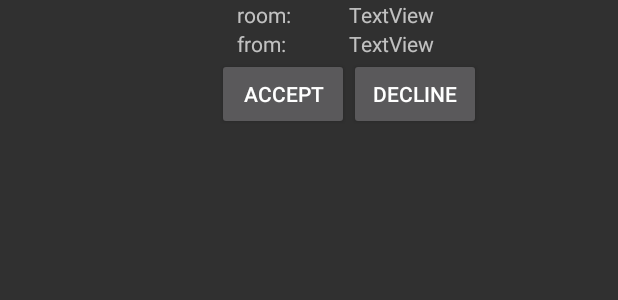
After one commit to kadaw/LocisAndroid, an Android app: the layout item_invite.xml on its own in the app's theme, with its tools: preview values and no code run, on a phone screen of 412 x 824 dp. The commit adds this screen. Shown: the top 300 px of the screen. Run offline under Robolectric (Android 15) with nearby library versions, the phone set to English and light mode, and no system bars.

Commit message:
Create room working, invite and accept invites, download rooms from server

```diff
--- a/app/src/main/java/com/example/user/locistest/Adapters/FriendsAdapter.java
+++ b/app/src/main/java/com/example/user/locistest/Adapters/FriendsAdapter.java
@@ -41,6 +41,7 @@ public class FriendsAdapter extends ArrayAdapter {
             LayoutInflater inflater = friendsActivity.getLayoutInflater();
             convertView = inflater.inflate(R.layout.item_friend, null);
             viewHolder = new ViewHolder();
+
             viewHolder.nameTextView = (TextView) convertView.findViewById(R.id.tv_friend_name);
             FriendInList selectedFriend = friendInLists.get(position);
             viewHolder.nameTextView.setText(selectedFriend.name);
--- a/app/src/main/java/com/example/user/locistest/Api/AuthorizationTask.java
+++ b/app/src/main/java/com/example/user/locistest/Api/AuthorizationTask.java
@@ -68,6 +68,7 @@ public class AuthorizationTask extends AsyncTask {
             InputStream is = connection.getInputStream();
             InputStreamReader isr = new InputStreamReader(is);
             token = convertStreamToString(is);
+            Log.d("kek", "Token: "+token);
             is.close();
             isr.close();
         }catch (Exception e) {
--- a/app/src/main/java/com/example/user/locistest/Api/CreateRoomTask.java
+++ b/app/src/main/java/com/example/user/locistest/Api/CreateRoomTask.java
@@ -1,7 +1,6 @@
 package com.example.user.locistest.Api;
 
 import android.os.AsyncTask;
-import android.util.Log;
 
 import com.example.user.locistest.UserPage;
 
--- a/app/src/main/java/com/example/user/locistest/LoginActivity.java
+++ b/app/src/main/java/com/example/user/locistest/LoginActivity.java
@@ -9,6 +9,7 @@ import android.widget.EditText;
 import android.widget.TextView;
 
 import com.example.user.locistest.Api.AuthorizationTask;
+import com.example.user.locistest.Api.RoomsViewTask;
 import com.example.user.locistest.Fragments.UserPageTest;
 
 public class LoginActivity extends AppCompatActivity {
@@ -44,6 +45,8 @@ public class LoginActivity extends AppCompatActivity {
                 int length = token.length() - 1;
                 response = token.substring(1, length);
                 Intent intent = new Intent(LoginActivity.this, UserPage.class);
+
+
                 intent.putExtra("token", response);
 
                 startActivity(intent);
--- a/app/src/main/java/com/example/user/locistest/RoomInList.java
+++ b/app/src/main/java/com/example/user/locistest/RoomInList.java
@@ -6,11 +6,9 @@ package com.example.user.locistest;
 
 public class RoomInList {
     public String name;
-    public int usersCount;
 
-    public RoomInList(String name, int usersCount){
+    public RoomInList(String name){
         this.name = name;
-        this.usersCount = usersCount;
     }
 
 }
--- a/app/src/main/java/com/example/user/locistest/SearchUsersActivity.java
+++ b/app/src/main/java/com/example/user/locistest/SearchUsersActivity.java
@@ -7,6 +7,7 @@ import android.widget.AbsListView;
 import android.widget.SearchView;
 import android.view.View;
 import android.widget.Button;
+import android.widget.EditText;
 import android.widget.ListView;
 
 import com.example.user.locistest.Adapters.FriendsAdapter;
@@ -25,7 +26,7 @@ ArrayList<FriendInList> friendsList;
     @Override
     protected void onCreate(Bundle savedInstanceState) {
         super.onCreate(savedInstanceState);
-        setContentView(R.layout.activity_search_users);
+        setContentView(R.layout.activity_create_room);
         backButton = (Button) findViewById(R.id.create_room_button);
         searchView = (SearchView) findViewById(R.id.searchView);
         searchView.setOnQueryTextListener(this);
@@ -35,7 +36,7 @@ ArrayList<FriendInList> friendsList;
         backButton.setOnClickListener(new View.OnClickListener() {
             @Override
             public void onClick(View v) {
-            finish();
+                finish();
             }
         });
     }
--- a/app/src/main/res/layout/activity_search_users.xml
+++ b/app/src/main/res/layout/activity_create_room.xml
@@ -10,6 +10,7 @@
     android:paddingTop="@dimen/activity_vertical_margin"
     android:background="@drawable/gradient_main"
     tools:context="com.example.user.locistest.SearchUsersActivity">
+
 
     <Button
         android:text="Готово"
--- /dev/null
+++ b/app/src/main/res/layout/item_invite.xml
@@ -0,0 +1,64 @@
+<?xml version="1.0" encoding="utf-8"?>
+<RelativeLayout xmlns:android="http://schemas.android.com/apk/res/android"
+    android:orientation="vertical" android:layout_width="match_parent"
+    android:layout_height="match_parent">
+
+    <TextView
+        android:text="TextView"
+        android:layout_width="wrap_content"
+        android:layout_height="wrap_content"
+        android:id="@+id/sender_name_invite_tv"
+        android:layout_below="@+id/room_name_invite_tv"
+        android:layout_alignLeft="@+id/room_name_invite_tv"
+        android:layout_alignStart="@+id/room_name_invite_tv" />
+
+    <TextView
+        android:text="TextView"
+        android:layout_width="wrap_content"
+        android:layout_height="wrap_content"
+        android:id="@+id/room_name_invite_tv"
+        android:layout_alignParentTop="true"
+        android:layout_toRightOf="@+id/accept_invite_btn"
+        android:layout_toEndOf="@+id/accept_invite_btn" />
+
+    <Button
+        android:text="accept"
+        android:layout_width="wrap_content"
+        android:layout_height="wrap_content"
+        android:id="@+id/accept_invite_btn"
+        android:layout_alignBaseline="@+id/decline_invite_btn"
+        android:layout_alignBottom="@+id/decline_invite_btn"
+        android:layout_toLeftOf="@+id/decline_invite_btn"
+        android:layout_toStartOf="@+id/decline_invite_btn" />
+
+    <Button
+        android:text="decline"
+        android:layout_width="wrap_content"
+        android:layout_height="wrap_content"
+        android:id="@+id/decline_invite_btn"
+        android:layout_marginRight="91dp"
+        android:layout_marginEnd="91dp"
+        android:layout_below="@+id/sender_name_invite_tv"
+        android:layout_alignParentRight="true"
+        android:layout_alignParentEnd="true" />
+
+    <TextView
+        android:text="from:"
+        android:layout_width="wrap_content"
+        android:layout_height="wrap_content"
+        android:id="@+id/sender_invite_tv"
+        android:layout_below="@+id/room_invite_tv"
+        android:layout_alignLeft="@+id/accept_invite_btn"
+        android:layout_alignStart="@+id/accept_invite_btn"
+        android:layout_marginLeft="13dp"
+        android:layout_marginStart="13dp" />
+
+    <TextView
+        android:text="room:"
+        android:layout_width="wrap_content"
+        android:layout_height="wrap_content"
+        android:id="@+id/room_invite_tv"
+        android:layout_alignParentTop="true"
+        android:layout_alignLeft="@+id/sender_invite_tv"
+        android:layout_alignStart="@+id/sender_invite_tv" />
+</RelativeLayout>
```
Also changed, not shown: app/src/main/AndroidManifest.xml (+5 -5 lines), app/src/main/java/com/example/user/locistest/Adapters/InvitesAdapter.java (added, +83 -0 lines), app/src/main/java/com/example/user/locistest/Adapters/RoomsAdapter.java (+5 -10 lines), app/src/main/java/com/example/user/locistest/Api/InvitationAnswerTask.java (added, +55 -0 lines), app/src/main/java/com/example/user/locistest/Api/InvitationViewTask.java (renamed from app/src/main/java/com/example/user/locistest/Api/AcceptInvitationTask.java, +22 -17 lines), app/src/main/java/com/example/user/locistest/Api/RoomsViewTask.java (+4 -3 lines), app/src/main/java/com/example/user/locistest/InviteInList.java (added, +18 -0 lines), app/src/main/java/com/example/user/locistest/InvitesPage.java (added, +56 -0 lines), app/src/main/java/com/example/user/locistest/UserPage.java (+27 -14 lines), app/src/main/res/layout/fragment_invites.xml (added, +26 -0 lines), app/src/main/res/layout/fragment_user_page_room.xml (+21 -12 lines), app/src/main/res/layout/item_room.xml (+0 -14 lines).
